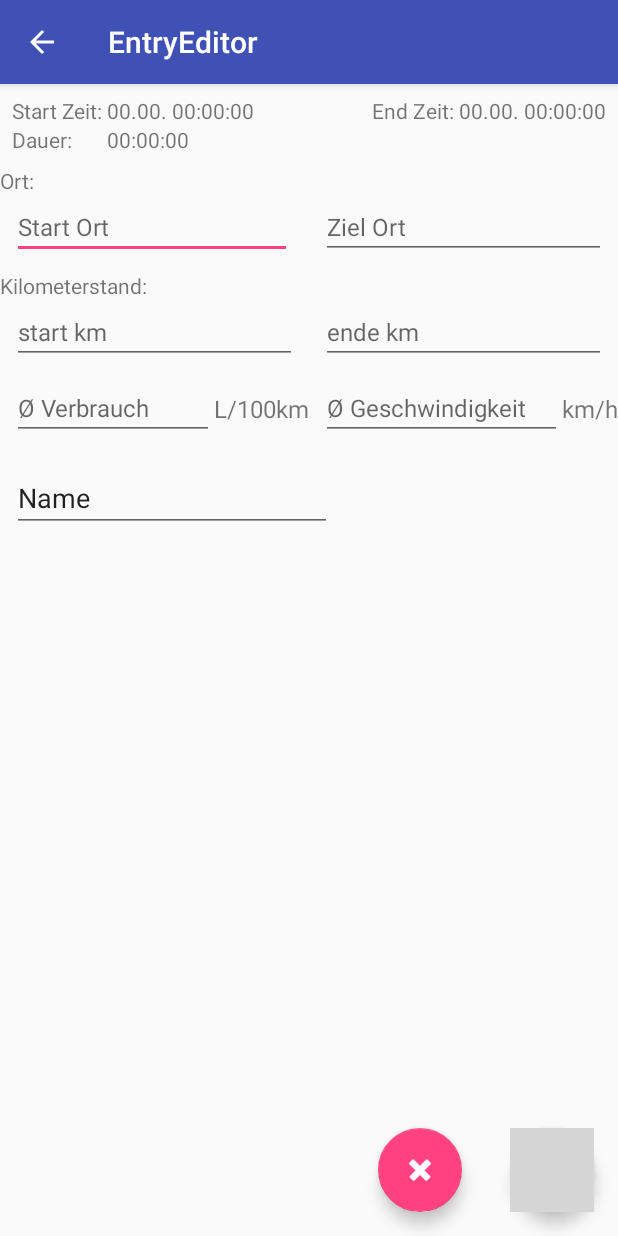
After one commit to 8-Lambda-8/CarLog, an Android app: the EntryEditor screen opened directly, with no data from a screen before it, on a phone screen of 412 x 824 dp. The commit adds this screen. Run offline under Robolectric (Android 15) with nearby library versions, the phone set to English and light mode, and no system bars; 12 statements that could not run were skipped; grey boxes are pictures that could not be loaded.

Commit message:
Entry Edit Activity

```diff
--- a/app/src/main/java/com/a8lambda8/carlog/Analysis.java
+++ b/app/src/main/java/com/a8lambda8/carlog/Analysis.java
@@ -51,7 +51,7 @@ public class Analysis extends AppCompatActivity {
         Toolbar toolbar = findViewById(R.id.toolbar);
         setSupportActionBar(toolbar);
 
-        FloatingActionButton fab = findViewById(R.id.fab);
+        FloatingActionButton fab = findViewById(R.id.fab_ok);
         fab.setOnClickListener(new View.OnClickListener() {
             @Override
             public void onClick(View view) {
--- a/app/src/main/java/com/a8lambda8/carlog/CarConnectionReceiver.java
+++ b/app/src/main/java/com/a8lambda8/carlog/CarConnectionReceiver.java
@@ -43,8 +43,8 @@ public class CarConnectionReceiver extends BroadcastReceiver {
 
         if(device.getName().equals("JAKOB-LAPTOP")||device.getName().equals("SEAT BT Jakob")||device.getAddress().equals("9C:8D:7C:C4:13:FE")){
             Intent main = new Intent(context, MainActivity.class);
-            if(device.getName().equals("SEAT BT Jakob"))
-                main.putExtra("fromReceiver",true);
+            /*if(device.getName().equals("SEAT BT Jakob"))
+                main.putExtra("fromReceiver",true);*/
             context.startActivity(main);
         }
     }
--- /dev/null
+++ b/app/src/main/java/com/a8lambda8/carlog/EntryEditor.java
@@ -0,0 +1,228 @@
+package com.a8lambda8.carlog;
+
+import android.annotation.SuppressLint;
+import android.content.Intent;
+import android.content.SharedPreferences;
+import android.os.Bundle;
+import android.os.Handler;
+import android.os.Message;
+import android.preference.PreferenceManager;
+import android.support.design.widget.FloatingActionButton;
+import android.support.design.widget.Snackbar;
+import android.support.v7.app.AppCompatActivity;
+import android.support.v7.widget.Toolbar;
+import android.text.format.Time;
+import android.util.ArraySet;
+import android.util.Log;
+import android.view.View;
+import android.widget.ArrayAdapter;
+import android.widget.AutoCompleteTextView;
+import android.widget.Button;
+import android.widget.EditText;
+import android.widget.TextView;
+
+import java.util.ArrayList;
+import java.util.List;
+import java.util.Objects;
+import java.util.Set;
+
+import static com.a8lambda8.carlog.MainActivity.DBDateFormat;
+import static com.a8lambda8.carlog.MainActivity.mDatabase;
+
+public class EntryEditor extends AppCompatActivity {
+
+    EditText ET_startLoc, ET_startKm, ET_endKm, ET_drain, ET_speed, ET_driver;
+    AutoCompleteTextView ET_endLoc;
+    TextView TV_start, TV_end, TV_dur;
+
+    list_Item Item;
+
+    Time originalStartTime;
+
+    Time duration;
+
+    @Override
+    protected void onCreate(Bundle savedInstanceState) {
+        super.onCreate(savedInstanceState);
+        setContentView(R.layout.activity_entry_editor);
+        Toolbar toolbar = findViewById(R.id.toolbar);
+        setSupportActionBar(toolbar);
+
+        FloatingActionButton fab_ok = findViewById(R.id.fab_ok);
+        FloatingActionButton fab_cancel = findViewById(R.id.fab_cancel);
+
+        fab_ok.setOnClickListener(new View.OnClickListener() {
+            @Override
+            public void onClick(View view) {
+
+                Log.d(MainActivity.TAG, String.valueOf(mDatabase.getPath()));
+
+                postItem();
+
+
+                final Handler handler = new Handler();
+                handler.postDelayed(new Runnable() {
+                    @Override
+                    public void run() {
+                        finish();
+                    }
+                }, 100);
+
+            }
+        });
+        fab_cancel.setOnClickListener(new View.OnClickListener() {
+            @Override
+            public void onClick(View view) {
+                finish();
+            }
+        });
+
+
+        Objects.requireNonNull(getSupportActionBar()).setDisplayHomeAsUpEnabled(true);
+
+        Bundle b = getIntent().getExtras();
+        Item = new list_Item(Objects.requireNonNull(b));
+
+        duration = new Time(Time.getCurrentTimezone());
+        originalStartTime = new Time(Time.getCurrentTimezone());
+        originalStartTime.set(Item.gettStart().toMillis(false));
+
+        SharedPreferences SP = PreferenceManager.getDefaultSharedPreferences(this);
+
+
+
+        ////EditText
+
+        ET_startLoc = findViewById(R.id.et_startLoc2);
+        ET_endLoc = findViewById(R.id.et_endLoc2);
+        ET_startKm = findViewById(R.id.et_startKm2);
+        ET_endKm = findViewById(R.id.et_endKm2);
+        ET_drain = findViewById(R.id.et_drain2);
+        ET_speed = findViewById(R.id.et_speed2);
+        ET_driver = findViewById(R.id.et_driver);
+
+        final Set<String> def = new ArraySet<>();
+        def.add("Elbigenalp");
+        def.add("!!Default Values");
+
+        List<String> AutoComplete = new ArrayList<>(Objects.requireNonNull(Objects.requireNonNull(SP.getStringSet("!locations", def))));
+
+        ArrayAdapter<String> autoCompleteAdapter;
+        autoCompleteAdapter = new ArrayAdapter<>(this,
+                android.R.layout.simple_dropdown_item_1line, AutoComplete);
+
+        ET_endLoc.setAdapter(autoCompleteAdapter);
+
+
+        ET_startLoc.setText(Item.getStartLoc());
+        ET_endLoc.setText(Item.getEndLoc());
+        ET_startKm.setText(""+Item.getStart());
+        ET_endKm.setText(""+Item.getEnd());
+        ET_drain.setText(Item.getDrain());
+        ET_speed.setText(Item.getSpeed());
+        ET_driver.setText(Item.getDriverName());
+
+
+        ////TextViews
+        TV_start = findViewById(R.id.tv_start2);
+        TV_end = findViewById(R.id.tv_end2);
+        TV_dur = findViewById(R.id.tv_dur2);
+
+
+        TV_start.setOnClickListener(new View.OnClickListener() {
+            @Override
+            public void onClick(View view) {
+                if(Item.gettStart().toMillis(true)>5000){
+                    new TIME_picker(EntryEditor.this,Item.gettStart(), Handler,"Start Zeit eingeben:",0);
+                }
+            }
+        });
+
+        TV_end.setOnClickListener(new View.OnClickListener() {
+            @Override
+            public void onClick(View view) {
+
+                if(Item.gettEnd().toMillis(true)>5000){
+                    new TIME_picker(EntryEditor.this,Item.gettEnd(), Handler,"End Zeit eingeben:",1);
+                }
+
+            }
+        });
+
+        TV_start.setText(Item.gettStart().format("Start Zeit: %d.%m.  %H:%M:%S"));
+        TV_end.setText(Item.gettEnd().format("End  Zeit: %d.%m.  %H:%M:%S"));
+
+        updateDur();
+
+    }
+
+
+    private void postItem(){
+
+        mDatabase.child(originalStartTime.format(DBDateFormat)).setValue(null);
+
+
+
+        mDatabase.child(Item.gettStart().format(DBDateFormat)).child("EndZeit").setValue(""+Item.gettEnd().format(DBDateFormat));
+
+        mDatabase.child(Item.gettStart().format(DBDateFormat)).child("Start").setValue(""+ET_startKm.getText());
+        mDatabase.child(Item.gettStart().format(DBDateFormat)).child("Ziel").setValue(""+ET_endKm.getText());
+
+        mDatabase.child(Item.gettStart().format(DBDateFormat)).child("StartOrt").setValue(""+ET_startLoc.getText());
+        mDatabase.child(Item.gettStart().format(DBDateFormat)).child("ZielOrt").setValue(""+ET_endLoc.getText());
+
+        mDatabase.child(Item.gettStart().format(DBDateFormat)).child("Geschwindigkeit").setValue(""+ET_speed.getText());
+        mDatabase.child(Item.gettStart().format(DBDateFormat)).child("Verbrauch").setValue(""+ET_drain.getText());
+
+        mDatabase.child(Item.gettStart().format(DBDateFormat)).child("Fahrer").setValue(""+ET_driver.getText());
+
+
+    }
+
+
+    @SuppressLint("HandlerLeak")
+    private android.os.Handler Handler = new Handler() {
+
+        @Override
+        public void handleMessage(Message msg) {
+
+            if(msg!=null){
+                switch (msg.arg1){
+                    case 0:{
+                        Item.gettStart().set((Time) msg.obj);
+                        TV_start.setText(((Time) msg.obj).format("Start Zeit: %d.%m.  %H:%M:%S"));
+                        updateDur();
+                        break;
+                    }
+                    case 1:{
+                        Item.gettEnd().set((Time) msg.obj);
+                        TV_end.setText(((Time) msg.obj).format("End Zeit: %d.%m.  %H:%M:%S"));
+                        updateDur();
+                        break;
+                    }/*
+                    case 2:{
+                        ET_startKm.setText(String.valueOf(msg.arg2));
+                        //fahrt.setZielKM(msg.arg2);
+                        //ref.child("ZielKM").setValue(msg.arg2);
+                        break;
+                    }
+                    case 3:{
+                        ET_endKm.setText(String.valueOf(msg.arg2));
+                        //fahrt.setRückAbholKM(msg.arg2);
+                        //ref.child("RückAbholKM").setValue(msg.arg2);
+                        break;
+                    }*/
+                }
+            }
+        }
+    };
+
+    private void updateDur(){
+
+        duration.set(Item.gettEnd().toMillis(false) - Item.gettStart().toMillis(false)-3600000);
+
+        TV_dur.setText(duration.format("Dauer:       %H:%M:%S"));
+    }
+
+
+}
--- a/app/src/main/java/com/a8lambda8/carlog/MainActivity.java
+++ b/app/src/main/java/com/a8lambda8/carlog/MainActivity.java
@@ -42,7 +42,6 @@ import com.google.firebase.database.FirebaseDatabase;
 import com.google.firebase.database.ValueEventListener;
 
 import java.util.ArrayList;
-import java.util.Arrays;
 import java.util.Collections;
 import java.util.List;
 import java.util.Objects;
@@ -74,7 +73,7 @@ public class MainActivity extends AppCompatActivity {
 
     public static final String TAG = "xx";
 
-    String DBDateFormat;
+    static String DBDateFormat;
 
     String username = "";
 
@@ -350,7 +349,7 @@ public class MainActivity extends AppCompatActivity {
     }
 
     private void fab(){
-        FloatingActionButton fab = findViewById(R.id.fab);
+        FloatingActionButton fab = findViewById(R.id.fab_ok);
         fab.setOnClickListener(new View.OnClickListener() {
             @Override
             public void onClick(View view) {
--- a/app/src/main/java/com/a8lambda8/carlog/list_Item_list.java
+++ b/app/src/main/java/com/a8lambda8/carlog/list_Item_list.java
@@ -21,9 +21,9 @@ public class list_Item_list {
         //itemcount++;
     }
 
-    /*list_Item getItem(int location) {
+    list_Item getItem(int location) {
         return itemlist.get(location);
-    }*/
+    }
 
     List<list_Item> getAllItems() {
         return itemlist;
--- a/app/src/main/res/layout/activity_analysis.xml
+++ b/app/src/main/res/layout/activity_analysis.xml
@@ -23,7 +23,7 @@
     <include layout="@layout/content_analysis" />
 
     <android.support.design.widget.FloatingActionButton
-        android:id="@+id/fab"
+        android:id="@+id/fab_ok"
         android:layout_width="wrap_content"
         android:layout_height="wrap_content"
         android:layout_gravity="bottom|end"
--- /dev/null
+++ b/app/src/main/res/layout/activity_entry_editor.xml
@@ -0,0 +1,58 @@
+<?xml version="1.0" encoding="utf-8"?>
+<android.support.design.widget.CoordinatorLayout xmlns:android="http://schemas.android.com/apk/res/android"
+    xmlns:app="http://schemas.android.com/apk/res-auto"
+    xmlns:tools="http://schemas.android.com/tools"
+    android:layout_width="match_parent"
+    android:layout_height="match_parent"
+    tools:context=".EntryEditor">
+
+    <android.support.design.widget.AppBarLayout
+        android:layout_width="match_parent"
+        android:layout_height="wrap_content"
+        android:theme="@style/AppTheme.AppBarOverlay">
+
+        <android.support.v7.widget.Toolbar
+            android:id="@+id/toolbar"
+            android:layout_width="match_parent"
+            android:layout_height="?attr/actionBarSize"
+            android:background="?attr/colorPrimary"
+            app:popupTheme="@style/AppTheme.PopupOverlay" />
+
+    </android.support.design.widget.AppBarLayout>
+
+    <include
+        android:id="@+id/include"
+        layout="@layout/content_entry_editor" />
+
+    <LinearLayout
+        android:layout_width="wrap_content"
+        android:layout_height="wrap_content"
+        android:orientation="horizontal"
+        android:layout_gravity="bottom|end">
+
+
+        <android.support.design.widget.FloatingActionButton
+            android:id="@+id/fab_cancel"
+            android:layout_width="wrap_content"
+            android:layout_height="wrap_content"
+
+            android:layout_margin="@dimen/fab_margin"
+            android:tint="#FFFFFF"
+            app:layout_anchor="@+id/include"
+            app:layout_anchorGravity="end|bottom"
+            app:srcCompat="@android:drawable/ic_delete" />
+
+        <android.support.design.widget.FloatingActionButton
+            android:id="@+id/fab_ok"
+            android:layout_width="wrap_content"
+            android:layout_height="wrap_content"
+
+            android:layout_margin="@dimen/fab_margin"
+            android:tint="#FFFFFF"
+            app:srcCompat="@drawable/fui_done_check_mark" />
+
+    </LinearLayout>
+
+
+
+</android.support.design.widget.CoordinatorLayout>
--- a/app/src/main/res/layout/activity_list.xml
+++ b/app/src/main/res/layout/activity_list.xml
@@ -4,8 +4,8 @@
     xmlns:tools="http://schemas.android.com/tools"
     android:layout_width="match_parent"
     android:layout_height="match_parent"
-    android:fitsSystemWindows="true"
-    tools:context=".List">
+    android:fitsSystemWindows="true">
+    <!--tools:context=".List">-->
 
     <android.support.design.widget.AppBarLayout
         android:id="@+id/app_bar"
@@ -67,7 +67,7 @@
 
 
     <android.support.design.widget.FloatingActionButton
-        android:id="@+id/fab"
+        android:id="@+id/fab_ok"
         android:layout_width="wrap_content"
         android:layout_height="wrap_content"
         android:layout_margin="@dimen/fab_margin"
--- a/app/src/main/res/layout/activity_main.xml
+++ b/app/src/main/res/layout/activity_main.xml
@@ -23,7 +23,7 @@
     <include layout="@layout/content_main" />
 
     <android.support.design.widget.FloatingActionButton
-        android:id="@+id/fab"
+        android:id="@+id/fab_ok"
         android:layout_width="wrap_content"
         android:layout_height="wrap_content"
         android:layout_gravity="bottom|end"
--- /dev/null
+++ b/app/src/main/res/layout/content_entry_editor.xml
@@ -0,0 +1,200 @@
+<?xml version="1.0" encoding="utf-8"?>
+<android.support.constraint.ConstraintLayout xmlns:android="http://schemas.android.com/apk/res/android"
+    xmlns:app="http://schemas.android.com/apk/res-auto"
+    xmlns:tools="http://schemas.android.com/tools"
+    android:layout_width="match_parent"
+    android:layout_height="match_parent"
+    app:layout_behavior="@string/appbar_scrolling_view_behavior"
+    tools:context=".EntryEditor"
+    tools:showIn="@layout/activity_entry_editor">
+
+
+    <TextView
+        android:id="@+id/tv_start2"
+        android:layout_width="0dp"
+        android:layout_height="wrap_content"
+        android:layout_marginLeft="8dp"
+        android:layout_marginTop="8dp"
+        android:layout_marginRight="8dp"
+        android:text="@string/start_zeit_00_00_00_00_00"
+        app:layout_constraintHorizontal_bias="0.0"
+        app:layout_constraintLeft_toLeftOf="parent"
+        app:layout_constraintRight_toLeftOf="@+id/guideline"
+        app:layout_constraintTop_toTopOf="parent" />
+
+    <TextView
+        android:id="@+id/tv_end2"
+        android:layout_width="0dp"
+        android:layout_height="wrap_content"
+        android:layout_marginLeft="8dp"
+        android:layout_marginRight="8dp"
+        android:text="@string/end_zeit_00_00_00_00_00"
+        app:layout_constraintLeft_toLeftOf="@+id/guideline"
+        app:layout_constraintRight_toRightOf="parent"
+        app:layout_constraintTop_toTopOf="@+id/tv_start2" />
+
+    <TextView
+        android:id="@+id/tv_dur2"
+        android:layout_width="0dp"
+        android:layout_height="wrap_content"
+        android:layout_marginLeft="8dp"
+        android:layout_marginRight="8dp"
+        android:text="@string/dauer_00_00_00"
+        app:layout_constraintHorizontal_bias="0.0"
+        app:layout_constraintLeft_toLeftOf="parent"
+        app:layout_constraintRight_toLeftOf="@+id/guideline"
+        app:layout_constraintTop_toBottomOf="@+id/tv_start2" />
+
+    <TextView
+        android:id="@+id/textView27"
+        android:layout_width="wrap_content"
+        android:layout_height="wrap_content"
+        android:layout_marginTop="8dp"
+        android:text="@string/ort"
+        app:layout_constraintLeft_toLeftOf="parent"
+        app:layout_constraintTop_toBottomOf="@+id/tv_dur2" />
+
+    <AutoCompleteTextView
+        android:id="@+id/et_startLoc2"
+        android:layout_width="0dp"
+        android:layout_height="wrap_content"
+        android:layout_marginLeft="8dp"
+        android:layout_marginRight="8dp"
+        android:ems="10"
+        android:hint="@string/start_ort"
+        android:inputType="textAutoComplete"
+        android:textSize="16sp"
+        app:layout_constraintHorizontal_bias="1.0"
+        app:layout_constraintLeft_toLeftOf="parent"
+        app:layout_constraintRight_toLeftOf="@+id/guideline"
+        app:layout_constraintTop_toBottomOf="@+id/textView27" />
+
+    <AutoCompleteTextView
+        android:id="@+id/et_endLoc2"
+        android:layout_width="0dp"
+        android:layout_height="wrap_content"
+        android:layout_marginLeft="8dp"
+        android:layout_marginRight="8dp"
+        android:ems="10"
+        android:hint="@string/ziel_ort"
+        android:inputType="textAutoComplete"
+        android:textSize="16sp"
+        app:layout_constraintHorizontal_bias="0.0"
+        app:layout_constraintLeft_toLeftOf="@+id/guideline4"
+        app:layout_constraintRight_toRightOf="parent"
+        app:layout_constraintTop_toBottomOf="@+id/textView27" />
+
+    <TextView
+        android:id="@+id/textView28"
+        android:layout_width="wrap_content"
+        android:layout_height="wrap_content"
+        android:layout_marginTop="8dp"
+        android:text="@string/kilometerstand"
+        app:layout_constraintLeft_toLeftOf="parent"
+        app:layout_constraintTop_toBottomOf="@+id/et_startLoc2" />
+
+    <EditText
+        android:id="@+id/et_startKm2"
+        android:layout_width="0dp"
+        android:layout_height="wrap_content"
+        android:layout_marginLeft="8dp"
+        android:layout_marginRight="8dp"
+        android:ems="10"
+        android:hint="@string/start_km"
+        android:inputType="numberSigned"
+        android:textAlignment="textEnd"
+        android:textSize="16sp"
+        app:layout_constraintLeft_toLeftOf="parent"
+        app:layout_constraintRight_toLeftOf="@+id/guideline4"
+        app:layout_constraintTop_toBottomOf="@+id/textView28" />
+
+    <EditText
+        android:id="@+id/et_endKm2"
+        android:layout_width="0dp"
+        android:layout_height="wrap_content"
+        android:layout_marginLeft="8dp"
+        android:layout_marginRight="8dp"
+        android:ems="10"
+        android:hint="@string/ende_km"
+        android:inputType="numberSigned"
+        android:textAlignment="textEnd"
+        android:textSize="16sp"
+        app:layout_constraintLeft_toLeftOf="@+id/guideline4"
+        app:layout_constraintRight_toRightOf="parent"
+        app:layout_constraintTop_toTopOf="@+id/et_startKm2" />
+
+    <EditText
+        android:id="@+id/et_drain2"
+        android:layout_width="0dp"
+        android:layout_height="wrap_content"
+        android:layout_marginLeft="8dp"
+        android:layout_marginTop="8dp"
+        android:ems="10"
+        android:hint="@string/verbrauch"
+        android:inputType="numberDecimal"
+        android:textSize="16sp"
+        app:layout_constraintHorizontal_bias="1.0"
+        app:layout_constraintLeft_toLeftOf="parent"
+        app:layout_constraintRight_toLeftOf="@+id/textView29"
+        app:layout_constraintTop_toBottomOf="@+id/et_startKm2" />
+
+    <EditText
+        android:id="@+id/et_speed2"
+        android:layout_width="0dp"
+        android:layout_height="wrap_content"
+        android:layout_marginLeft="8dp"
+        android:ems="10"
+        android:hint="@string/geschwindigkeit"
+        android:inputType="numberSigned"
+        android:textSize="16sp"
+        app:layout_constraintHorizontal_bias="0.0"
+        app:layout_constraintLeft_toLeftOf="@+id/guideline4"
+        app:layout_constraintRight_toLeftOf="@+id/textView30"
+        app:layout_constraintTop_toTopOf="@+id/et_drain2" />
+
+    <android.support.constraint.Guideline
+        android:id="@+id/guideline4"
+        android:layout_width="wrap_content"
+        android:layout_height="wrap_content"
+        android:orientation="vertical"
+        app:layout_constraintGuide_percent="0.5" />
+
+
+
+    <TextView
+        android:id="@+id/textView29"
+        android:layout_width="wrap_content"
+        android:layout_height="wrap_content"
+        android:layout_marginTop="8dp"
+        android:layout_marginBottom="8dp"
+        android:text="@string/l_100km"
+        android:textSize="16sp"
+        app:layout_constraintBottom_toBottomOf="@+id/et_drain2"
+        app:layout_constraintRight_toLeftOf="@+id/guideline4"
+        app:layout_constraintTop_toTopOf="@+id/et_drain2" />
+
+    <TextView
+        android:id="@+id/textView30"
+        android:layout_width="wrap_content"
+        android:layout_height="wrap_content"
+        android:layout_marginTop="8dp"
+        android:layout_marginBottom="8dp"
+        android:text="@string/km_h"
+        android:textSize="16sp"
+        app:layout_constraintBottom_toBottomOf="@+id/et_speed2"
+        app:layout_constraintRight_toRightOf="parent"
+        app:layout_constraintTop_toTopOf="@+id/et_speed2" />
+
+    <EditText
+        android:id="@+id/et_driver"
+        android:layout_width="wrap_content"
+        android:layout_height="wrap_content"
+        android:layout_marginStart="8dp"
+        android:layout_marginTop="16dp"
+        android:ems="10"
+        android:inputType="textPersonName"
+        android:text="Name"
+        app:layout_constraintStart_toStartOf="parent"
+        app:layout_constraintTop_toBottomOf="@+id/et_drain2" />
+
+</android.support.constraint.ConstraintLayout>
--- a/app/src/main/res/values/strings.xml
+++ b/app/src/main/res/values/strings.xml
@@ -68,5 +68,6 @@
 
     <string name="db_dateformat" translatable="false">%y-%m-%d_%H-%M-%S</string>
     <string name="testMenu" translatable="false">Test</string>
+    <string name="title_activity_entry_editor">EntryEditor</string>
 
 </resources>
```
Also changed, not shown: app/src/main/AndroidManifest.xml (+9 -21 lines), app/src/main/java/com/a8lambda8/carlog/FilterList.java (+58 -4 lines), app/src/main/java/com/a8lambda8/carlog/list_Item.java (+52 -1 lines), app/src/main/java/com/a8lambda8/carlog/list_adapter.java (+16 -0 lines).
